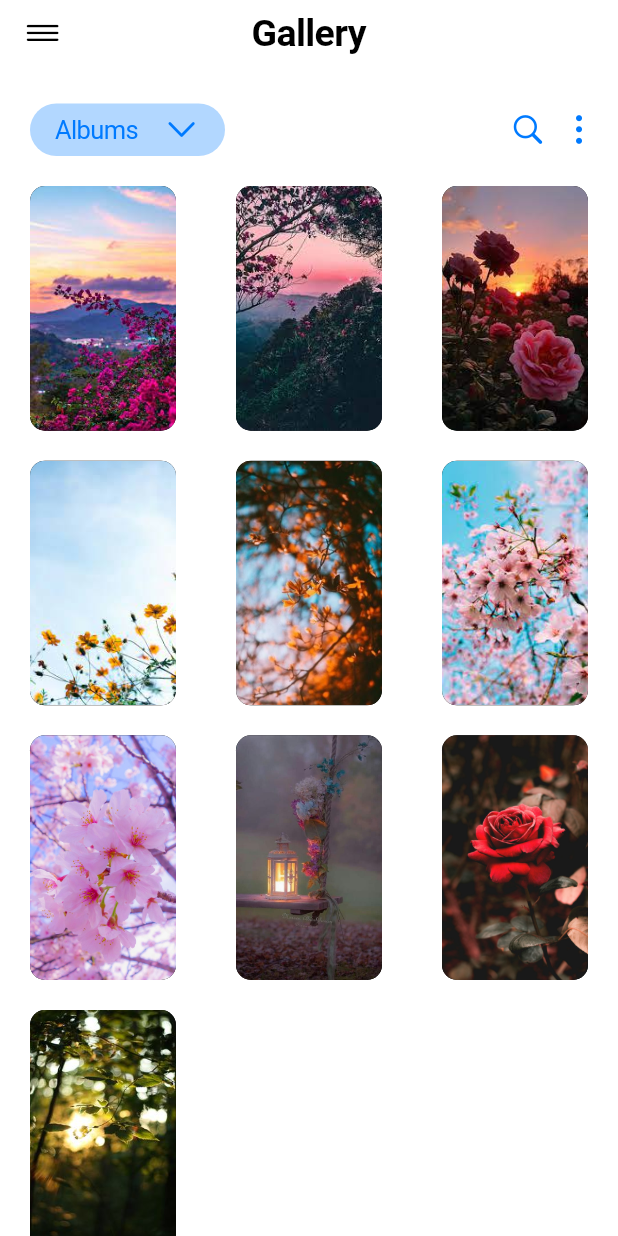
After one commit to AnjaliPurohit2811/adv_flutter_ch2, a Flutter app: the screen it shows after launch, on a phone screen of 412 x 824 dp. The commit adds this screen. Run offline on Flutter 3.47's test engine with Material 3 defaults, Android fonts, the phone set to English and light mode, and no system bars; missing offline and left inert: light_bottom_navigation_bar.

Commit message:
Merge remote-tracking branch 'origin/master'

```diff
--- a/lib/main.dart
+++ b/lib/main.dart
@@ -16,6 +16,8 @@ import 'package:adv_flutter_ch2/screens/UI4/view/slider_segement.dart';
 import 'package:adv_flutter_ch2/screens/UI5/provider/bottom_provider.dart';
 import 'package:adv_flutter_ch2/screens/UI5/view/bottomnavigationbar/bottom_navigation.dart';
 import 'package:adv_flutter_ch2/screens/UI5/view/intro_screen.dart';
+import 'package:adv_flutter_ch2/screens/UI6/view/action_sheet.dart';
+import 'package:adv_flutter_ch2/screens/UI6/view/context_menu.dart';
 import 'package:flutter/cupertino.dart';
 import 'package:flutter/material.dart';
 import 'package:provider/provider.dart';
@@ -34,28 +36,28 @@ void main() {
 
 }
 
+// class MyApp extends StatelessWidget {
+//   const MyApp({super.key});
+//
+//   @override
+//   Widget build(BuildContext context) {
+//     return MaterialApp(
+//       debugShowCheckedModeBanner: false,
+//
+//       home:BottomNav(),
+//
+//     );
+//   }
+// }
+
 class MyApp extends StatelessWidget {
   const MyApp({super.key});
 
   @override
   Widget build(BuildContext context) {
-    return MaterialApp(
+    return CupertinoApp(
       debugShowCheckedModeBanner: false,
-
-      home:BottomNav(),
-
+      home: ContextMenuScreen(),
     );
   }
 }
-
-// class MyApp extends StatelessWidget {
-//   const MyApp({super.key});
-//
-//   @override
-//   Widget build(BuildContext context) {
-//     return CupertinoApp(
-//       debugShowCheckedModeBanner: false,
-//       home: BottemTab(),
-//     );
-//   }
-// }
--- /dev/null
+++ b/lib/screens/UI6/model/img_list.dart
@@ -0,0 +1,33 @@
+
+List images = [
+  {
+    'img':'asset/img/bg1.jpeg',
+  },
+  {
+    'img':'asset/img/bg2.jpeg',
+  },
+  {
+    'img':'asset/img/bg3.jpeg',
+  },
+  {
+    'img':'asset/img/bg4.jpeg',
+  },
+  {
+    'img':'asset/img/bg5.jpg',
+  },
+  {
+    'img':'asset/img/bg6.jpeg',
+  },
+  {
+    'img':'asset/img/bg7.jpg',
+  },
+  {
+    'img':'asset/img/bg8.jpg',
+  },
+  {
+    'img':'asset/img/bg9.jpeg',
+  },
+  {
+    'img':'asset/img/bg10.jpg',
+  },
+];
--- /dev/null
+++ b/lib/screens/UI6/view/context_menu.dart
@@ -0,0 +1,110 @@
+import 'package:adv_flutter_ch2/screens/UI6/model/img_list.dart';
+import 'package:flutter/cupertino.dart';
+import 'package:flutter/material.dart';
+import 'package:flutter/widgets.dart';
+
+class ContextMenuScreen extends StatelessWidget {
+  const ContextMenuScreen({super.key});
+
+  @override
+  Widget build(BuildContext context) {
+    return CupertinoPageScaffold(
+      navigationBar: CupertinoNavigationBar(
+        leading: Icon(
+          CupertinoIcons.line_horizontal_3,
+          size: 25,
+          color: CupertinoColors.black,
+        ),
+        middle: Text(
+          'Gallery',
+          style: TextStyle(fontSize: 25),
+        ),
+      ),
+      child: SafeArea(
+        child: Column(
+          children: [
+            Padding(
+              padding: const EdgeInsets.only(top: 25, left: 20),
+              child: Row(
+                children: [
+                  Container(
+                    height: 35,
+                    width: 130,
+                    decoration: BoxDecoration(
+                        color: CupertinoColors.activeBlue.withOpacity(0.3),
+                        borderRadius: BorderRadius.circular(20)),
+                    child: Row(
+                      mainAxisAlignment: MainAxisAlignment.spaceEvenly,
+                      children: [
+                        Text(
+                          'Albums',
+                          style: TextStyle(color: CupertinoColors.activeBlue),
+                        ),
+                        Icon(CupertinoIcons.chevron_down)
+                      ],
+                    ),
+                  ),
+                  Padding(
+                    padding: const EdgeInsets.only(left: 190),
+                    child: Icon(CupertinoIcons.search),
+                  ),
+                  SizedBox(
+                    width: 10,
+                  ),
+                  Icon(CupertinoIcons.ellipsis_vertical),
+                ],
+              ),
+            ),
+            Expanded(
+              child: GridView.builder(
+                gridDelegate: SliverGridDelegateWithFixedCrossAxisCount(
+                    crossAxisCount: 3, childAspectRatio: 3 / 4),
+                itemBuilder: (context, index) =>
+                    GridViewImg(images[index]['img']),
+                itemCount: images.length,
+              ),
+            )
+          ],
+        ),
+      ),
+    );
+  }
+
+  Widget GridViewImg(String img) {
+    return Padding(
+      padding: const EdgeInsets.only(top: 20, left: 20, right: 20),
+      child: CupertinoContextMenu(
+        actions: [CupertinoContextMenuAction(onPressed : () {
+
+        },trailingIcon: CupertinoIcons.collections,
+            child: Text('Copy'),),
+          CupertinoContextMenuAction(onPressed : () {
+
+          },trailingIcon: CupertinoIcons.share_up,
+            child: Text('Share'),),
+          CupertinoContextMenuAction(onPressed : () {
+
+          },trailingIcon: CupertinoIcons.heart,
+            child: Text('Favourite'),),
+          CupertinoContextMenuAction(onPressed : () {
+
+          },trailingIcon: CupertinoIcons.rectangle_on_rectangle,
+            child: Text('Show in all photos'),),
+          CupertinoContextMenuAction(onPressed : () {
+
+          },trailingIcon: CupertinoIcons.delete,
+            child: Text('Remove' , style: TextStyle(color: CupertinoColors.destructiveRed),),),
+        ],
+        child: Container(
+          height: 150,
+          width: 150,
+          decoration: BoxDecoration(
+              color: CupertinoColors.black,
+              borderRadius: BorderRadius.circular(10),
+              image:
+                  DecorationImage(fit: BoxFit.cover, image: AssetImage(img))),
+        ),
+      ),
+    );
+  }
+}
```
Also changed, not shown: lib/screens/UI6/view/action_sheet.dart (added, +51 -0 lines), asset/img/bg1.jpeg (added), asset/img/bg10.jpg (added), asset/img/bg2.jpeg (added), asset/img/bg3.jpeg (added), asset/img/bg4.jpeg (added), asset/img/bg5.jpg (added), asset/img/bg6.jpeg (added), asset/img/bg7.jpg (added), asset/img/bg8.jpg (added), asset/img/bg9.jpeg (added).
